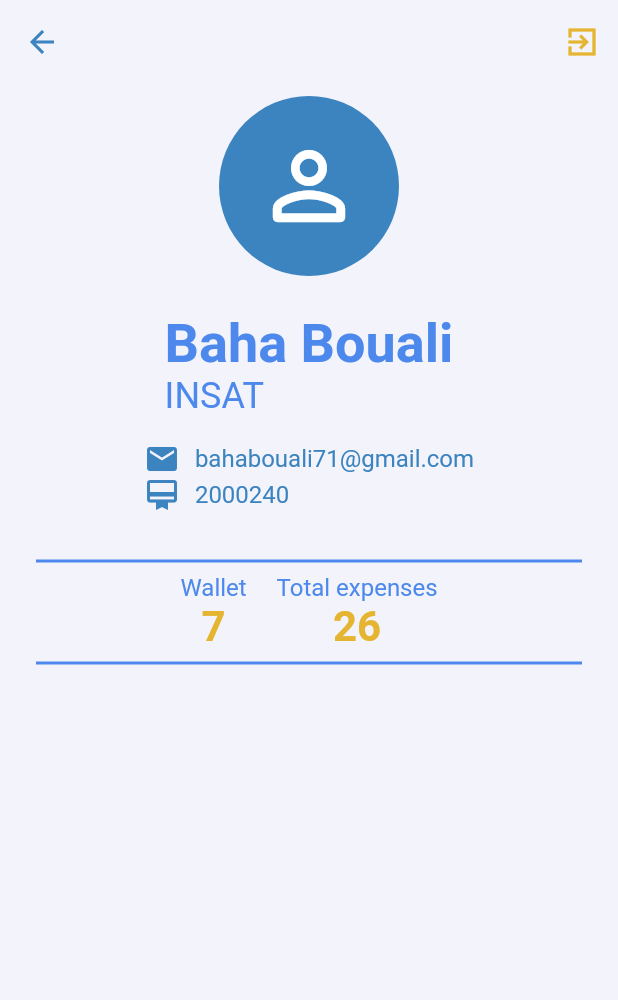
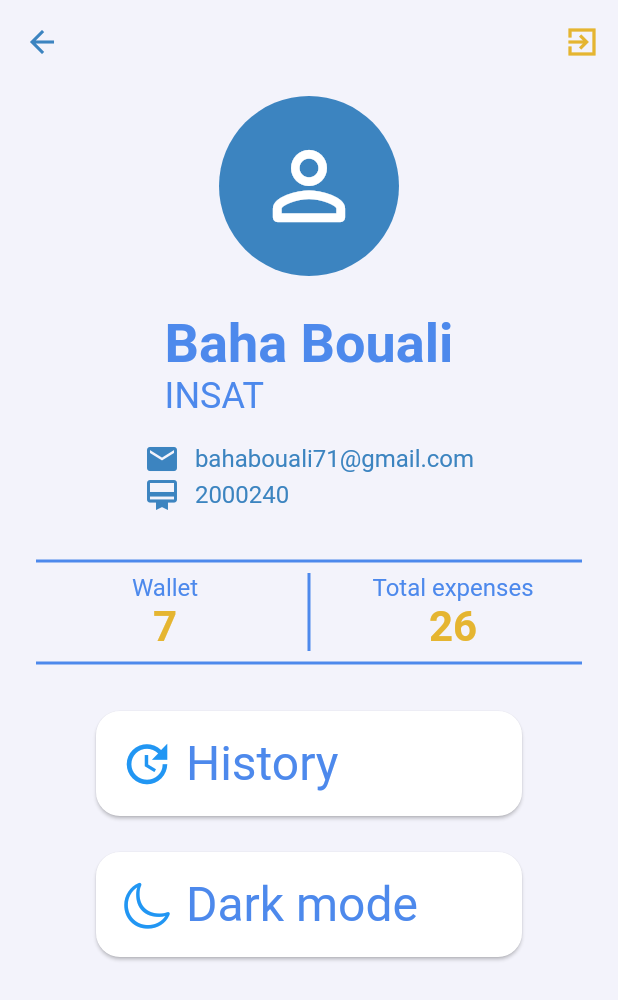
Before and after one commit to MouhibBahri/Flutter-Workshop-2, a Flutter app: the screen it shows after launch, on a phone screen of 412 x 824 dp. Shown: the top 1000 px of the screen. Run offline on Flutter 3.47's test engine with Material 2 defaults, Android fonts, the phone set to English and light mode, and no system bars.

Commit message:
Profile screen

```diff
--- a/lib/Widgets/ProfileWidgets/profile_widget.dart
+++ b/lib/Widgets/ProfileWidgets/profile_widget.dart
@@ -1,11 +1,19 @@
+import 'package:flutter/cupertino.dart';
 import 'package:flutter/material.dart';
 import 'package:restaurant/Data/app_colors.dart';
 import 'package:restaurant/Data/profile_data.dart';
 import 'package:restaurant/Model/profile_model.dart';
 
-class ProfileWidget extends StatelessWidget {
-  ProfileWidget({super.key});
+class ProfileWidget extends StatefulWidget {
+  const ProfileWidget({super.key});
 
+  @override
+  State<ProfileWidget> createState() {
+    return _ProfileWidget();
+  }
+}
+
+class _ProfileWidget extends State<ProfileWidget> {
   final ProfileModel user = ProfileData().user;
 
   @override
@@ -105,15 +113,19 @@ class ProfileWidget extends StatelessWidget {
               color: AppColors.primary,
               thickness: 2,
             ),
-            Row(
+            IntrinsicHeight(
+              child: Row(
                 mainAxisAlignment: MainAxisAlignment.center,
+                crossAxisAlignment: CrossAxisAlignment.stretch,
                 children: [
-                Column(
+                  Expanded(
+                    child: Column(
                       crossAxisAlignment: CrossAxisAlignment.center,
                       children: [
                         Text(
                           'Wallet',
-                      style: TextStyle(color: AppColors.primary, fontSize: 16),
+                          style:
+                              TextStyle(color: AppColors.primary, fontSize: 16),
                         ),
                         Text(
                           '7',
@@ -124,17 +136,20 @@ class ProfileWidget extends StatelessWidget {
                         ),
                       ],
                     ),
+                  ),
                   VerticalDivider(
                     color: AppColors.primary,
                     thickness: 2,
                     width: 20,
                   ),
-                Column(
+                  Expanded(
+                    child: Column(
                       crossAxisAlignment: CrossAxisAlignment.center,
                       children: [
                         Text(
                           'Total expenses',
-                      style: TextStyle(color: AppColors.primary, fontSize: 16),
+                          style:
+                              TextStyle(color: AppColors.primary, fontSize: 16),
                         ),
                         Text(
                           '26',
@@ -145,11 +160,79 @@ class ProfileWidget extends StatelessWidget {
                         ),
                       ],
                     ),
+                  ),
                 ],
+              ),
             ),
             Divider(
               color: AppColors.primary,
               thickness: 2,
+            ),
+            const SizedBox(height: 24),
+            Padding(
+              padding: const EdgeInsets.symmetric(horizontal: 40),
+              child: ElevatedButton.icon(
+                onPressed: () {},
+                icon: const FittedBox(
+                  fit: BoxFit.cover,
+                  child: Icon(
+                    Icons.update,
+                    size: 36,
+                  ),
+                ),
+                style: ElevatedButton.styleFrom(
+                  shape: RoundedRectangleBorder(
+                    borderRadius: BorderRadius.circular(16),
+                  ),
+                  backgroundColor: Colors.white,
+                  //elevation: 6,
+                ),
+                label: Container(
+                  alignment: Alignment.centerLeft,
+                  width: double.infinity,
+                  height: 70,
+                  child: Text(
+                    'History',
+                    style: TextStyle(
+                        fontSize: 32,
+                        color: AppColors.primary,
+                        fontWeight: FontWeight.normal),
+                  ),
+                ),
+              ),
+            ),
+            const SizedBox(height: 24),
+            Padding(
+              padding: const EdgeInsets.symmetric(horizontal: 40),
+              child: ElevatedButton.icon(
+                onPressed: () {},
+                icon: const FittedBox(
+                  fit: BoxFit.cover,
+                  child: Icon(
+                    CupertinoIcons.moon,
+                    size: 36,
+                  ),
+                ),
+                style: ElevatedButton.styleFrom(
+                  shape: RoundedRectangleBorder(
+                    borderRadius: BorderRadius.circular(16),
+                  ),
+                  backgroundColor: Colors.white,
+                  //elevation: 6,
+                ),
+                label: Container(
+                  alignment: Alignment.centerLeft,
+                  width: double.infinity,
+                  height: 70,
+                  child: Text(
+                    'Dark mode',
+                    style: TextStyle(
+                        fontSize: 32,
+                        color: AppColors.primary,
+                        fontWeight: FontWeight.normal),
+                  ),
+                ),
+              ),
             ),
           ],
         ),
```
Also changed, not shown: analysis_options.yaml (added, +28 -0 lines), pubspec.yaml (+2 -5 lines), pubspec.lock (added), 66 other files. Lines whose indentation alone changed are shown as unchanged.
